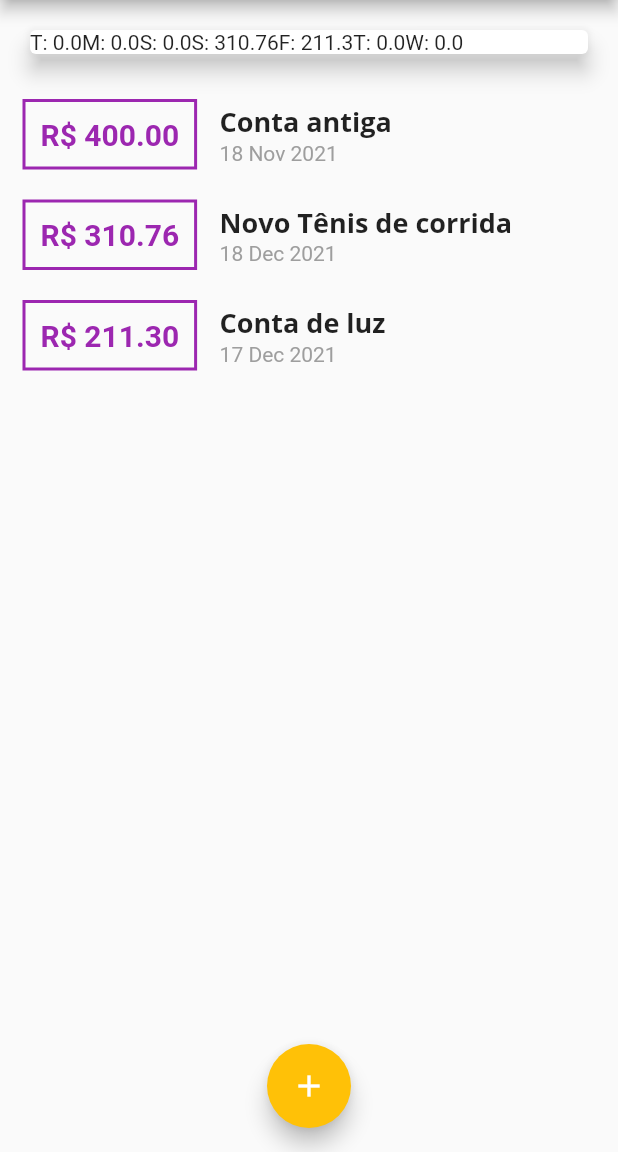
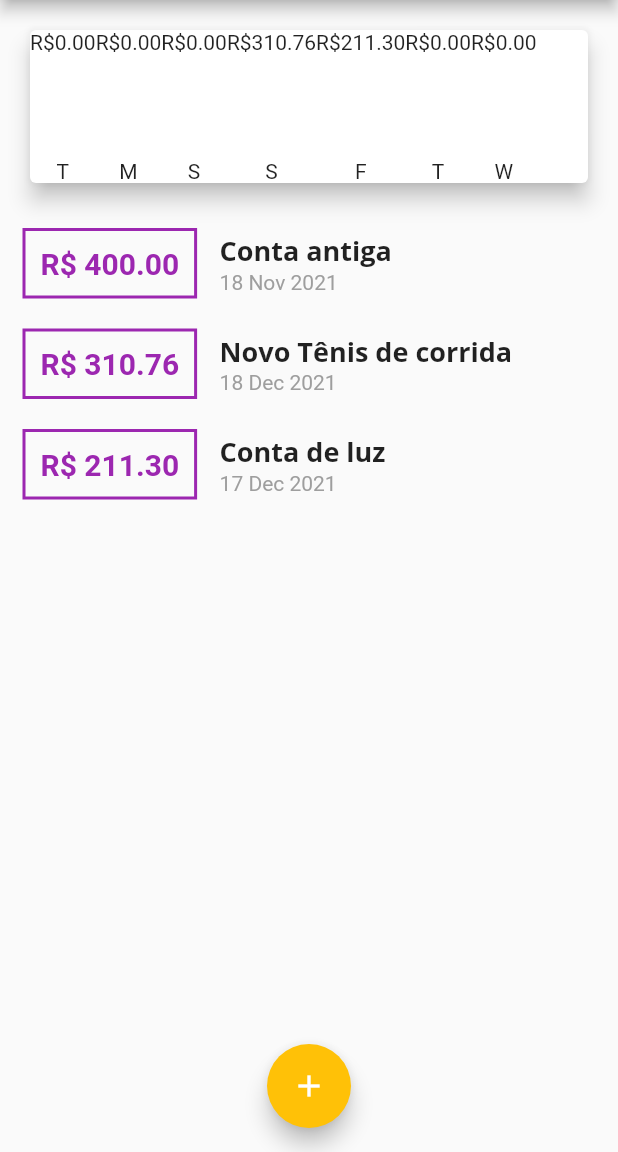
Before and after one commit to uZimbra/Despesas-Pessoais-Flutter, a Flutter app: the screen it shows after launch, on a phone screen of 412 x 824 dp, the part 84-1236 px from its top. Run offline on Flutter 3.47's test engine with Material 2 defaults, Android fonts, the phone set to English and light mode, and no system bars; our stand-ins replace google_fonts.

Commit message:
chore: Chart Widget #04

```diff
--- /dev/null
+++ b/lib/components/chart-bar.widget.dart
@@ -0,0 +1,35 @@
+import 'package:flutter/material.dart';
+
+class ChartBarWidget extends StatelessWidget {
+  final String label;
+  final double value;
+  final double percentage;
+
+  const ChartBarWidget({
+    Key? key,
+    required this.label,
+    required this.value,
+    required this.percentage,
+  }) : super(key: key);
+
+  @override
+  Widget build(BuildContext context) {
+    return Column(
+      children: [
+        Text('R\$${value.toStringAsFixed(2)}'),
+        const SizedBox(
+          height: 5,
+        ),
+        const SizedBox(
+          height: 60,
+          width: 10,
+          child: null,
+        ),
+        const SizedBox(
+          height: 5,
+        ),
+        Text(label),
+      ],
+    );
+  }
+}
--- a/lib/components/chart.widget.dart
+++ b/lib/components/chart.widget.dart
@@ -1,3 +1,4 @@
+import 'package:expenses/components/chart-bar.widget.dart';
 import 'package:expenses/models/transaction.model.dart';
 import 'package:flutter/material.dart';
 import 'package:intl/intl.dart';
@@ -41,7 +42,11 @@ class ChartWidget extends StatelessWidget {
       child: Row(
         children: groupedTransactions
             .map(
-              (e) => Text('${e['day']}: ${e['value']}'),
+              (e) => ChartBarWidget(
+                label: e['day'].toString(),
+                value: double.parse(e['value'].toString()),
+                percentage: 0.5,
+              ),
             )
             .toList(),
       ),
--- a/lib/components/chat-bar.widget.dart
+++ /dev/null
@@ -1,10 +0,0 @@
-import 'package:flutter/material.dart';
-
-class ChartBar extends StatelessWidget {
-  const ChartBar({Key? key}) : super(key: key);
-
-  @override
-  Widget build(BuildContext context) {
-    return Container();
-  }
-}
```
